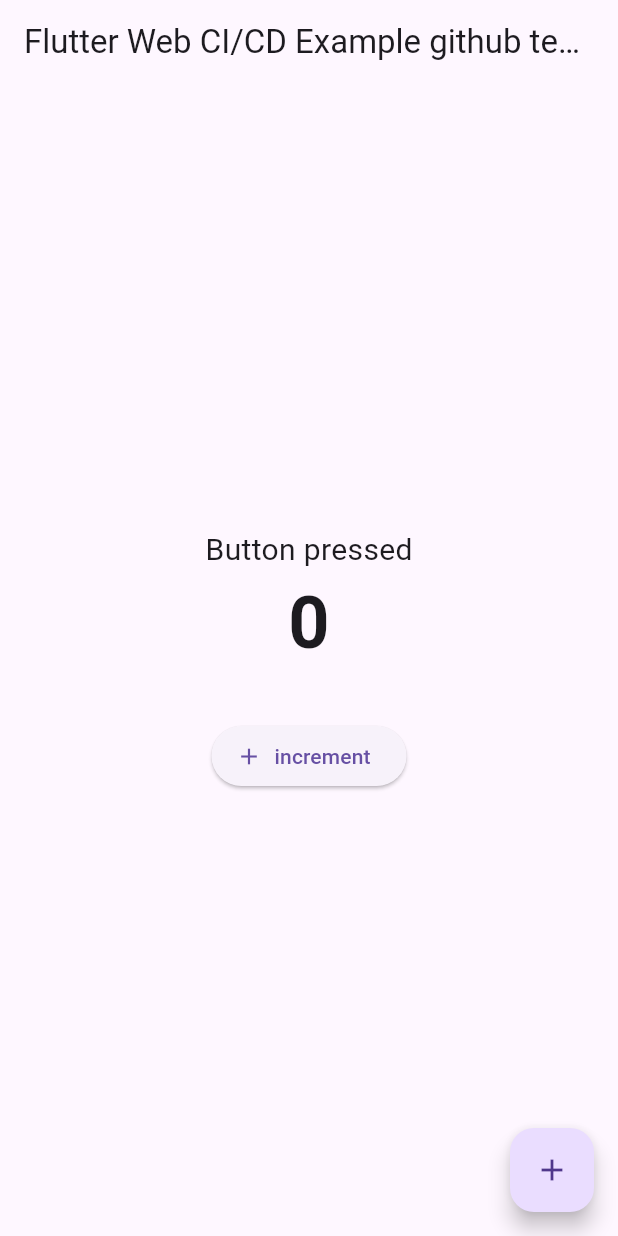
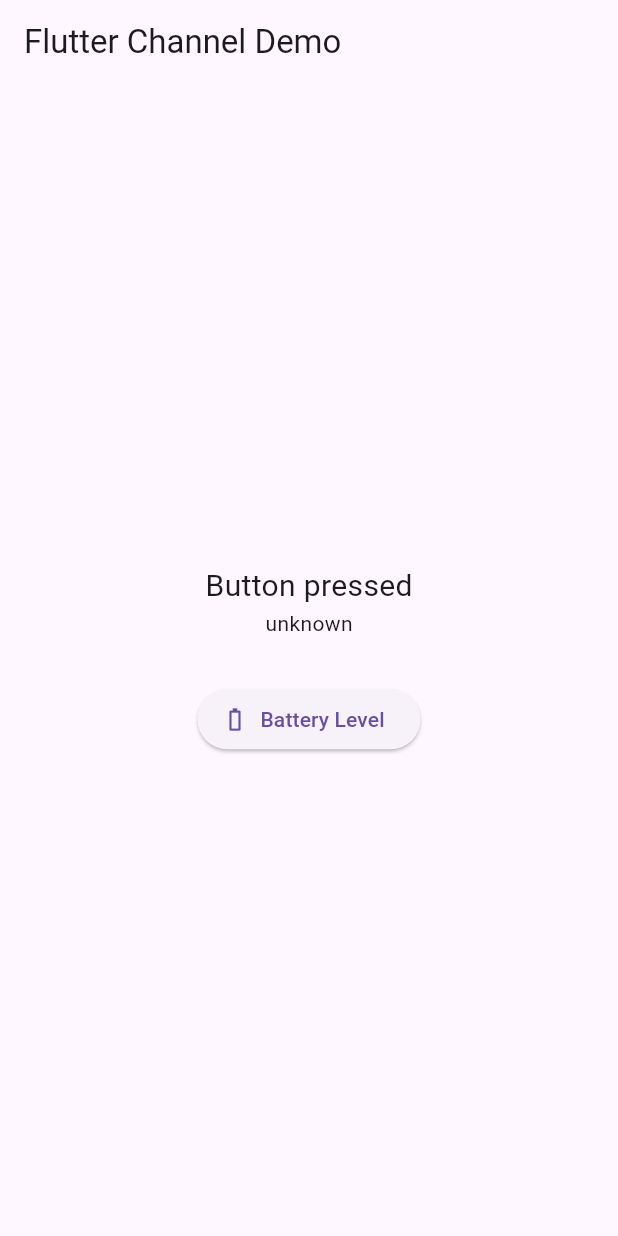
Before and after one commit to manjeetsinghgoyal/flutter_sample, a Flutter app: the screen it shows after launch, on a phone screen of 412 x 824 dp. Run offline on Flutter 3.47's test engine with Material 3 defaults, Android fonts, the phone set to English and light mode, and no system bars; project files that could hold a hidden picture were left out.

Commit message:
flutter channels added

```diff
--- a/lib/home_page.dart
+++ b/lib/home_page.dart
@@ -1,4 +1,5 @@
 import 'package:flutter/material.dart';
+import 'package:flutter/services.dart';
 
 class HomePage extends StatefulWidget {
   const HomePage({super.key});
@@ -8,36 +9,40 @@ class HomePage extends StatefulWidget {
 }
 
 class _HomePageState extends State<HomePage> {
-  int _counter = 0;
+ static const platform = MethodChannel('com.example.battery');
 
-  void _increment() => setState(() => _counter++);
+ String _batteryLevel = "unknown";
 
+ Future<void> _getBatteryLevel() async{
+   String batteryLevel;
+   try{
+     batteryLevel = await platform.invokeMethod("getBatteryLevel");
+   }on PlatformException catch(e){
+     batteryLevel = "Error getting battery level${e.message}";
+   }
+   setState(() {
+     _batteryLevel = batteryLevel;
+   });
+ }
   @override
   Widget build(BuildContext context) {
     return Scaffold(
-      appBar: AppBar(title: const Text('Flutter Web CI/CD Example github test demo')),
+      appBar: AppBar(title: const Text('Flutter Channel Demo')),
       body: Center(
         child: Column(
           mainAxisAlignment: MainAxisAlignment.center,
           children: [
             const Text('Button pressed', style: TextStyle(fontSize: 20)),
-            Text(
-              '$_counter',
-              style: const TextStyle(fontSize: 48, fontWeight: FontWeight.bold),
-            ),
+            Text(_batteryLevel),
             const SizedBox(height: 30),
             ElevatedButton.icon(
-              onPressed: _increment,
-              icon: const Icon(Icons.add),
-              label: const Text('increment'),
+              onPressed: _getBatteryLevel,
+              icon: const Icon(Icons.battery_0_bar),
+              label: const Text('Battery Level'),
             ),
           ],
         ),
       ),
-      floatingActionButton: FloatingActionButton(
-        onPressed: _increment,
-        child: const Icon(Icons.add),
-      ),
     );
   }
 }
--- a/lib/main.dart
+++ b/lib/main.dart
@@ -11,7 +11,7 @@ class MyApp extends StatelessWidget {
   @override
   Widget build(BuildContext context) {
     return MaterialApp(
-      title: 'Flutter Web CI/CD test for git commands',
+      title: 'Flutter Channels example',
       theme: ThemeData(primarySwatch: Colors.blue),
       home: const HomePage(),
     );
```
Also changed, not shown: 2 other files.
